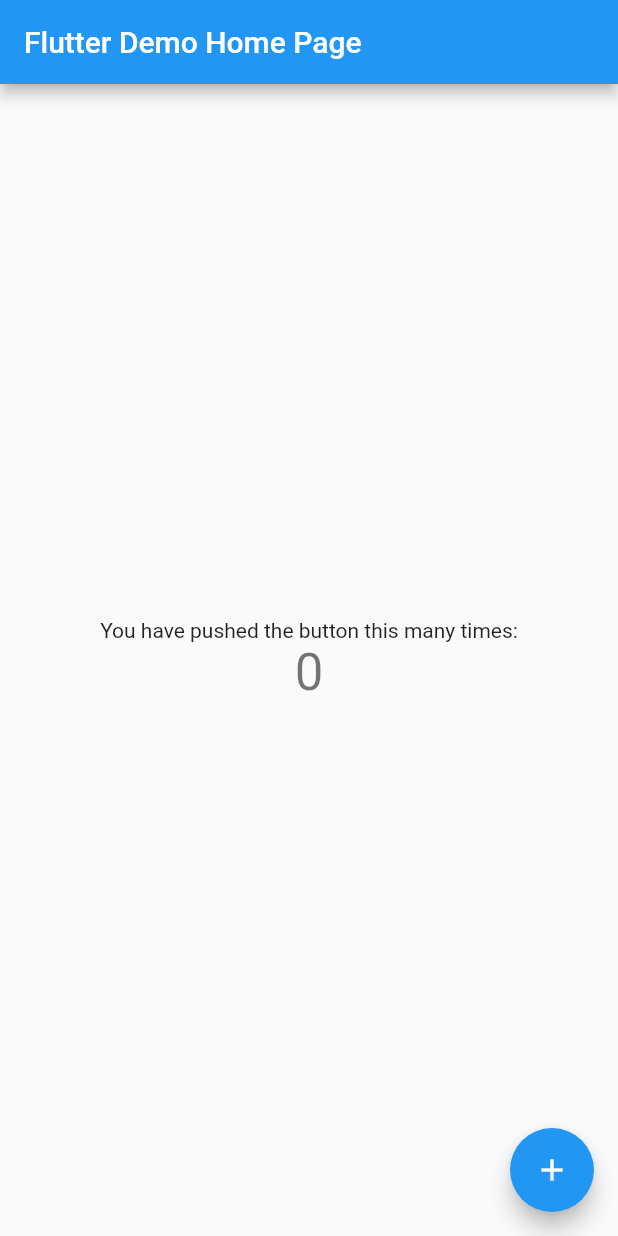
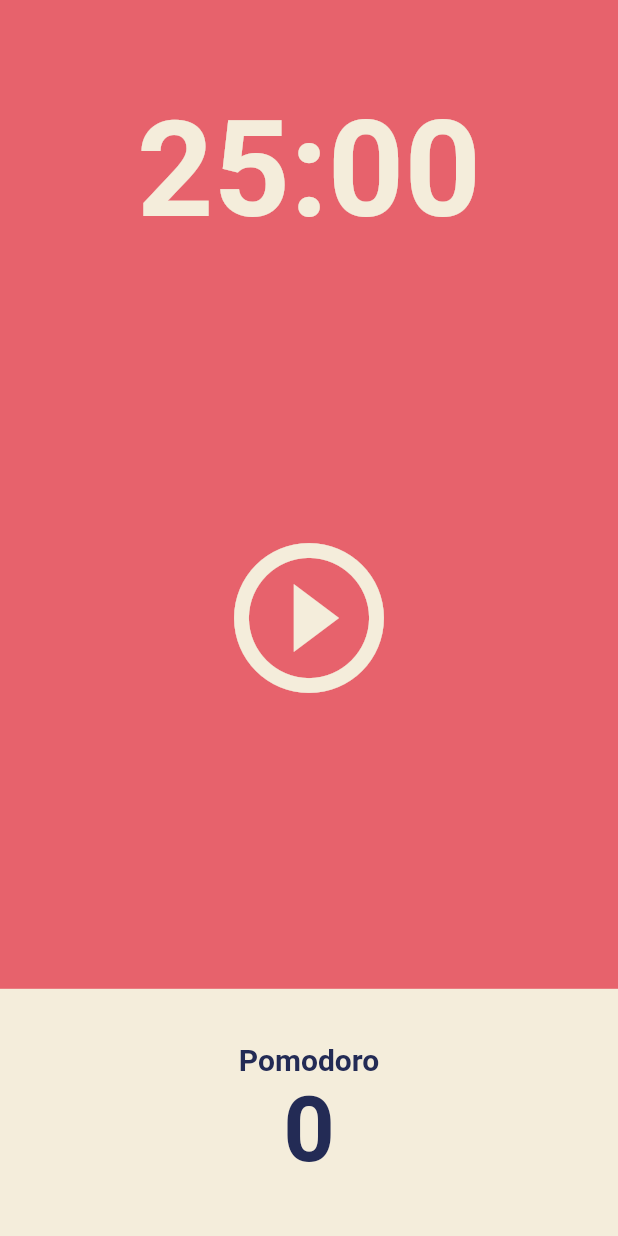
Before and after one commit to lubiksss/pomodoro, a Flutter app: the screen it shows after launch, on a phone screen of 412 x 824 dp. Run offline on Flutter 3.47's test engine with Material 2 defaults, Android fonts, the phone set to English and light mode, and no system bars.

Commit message:
feat: Make layout

```diff
--- a/lib/main.dart
+++ b/lib/main.dart
@@ -1,4 +1,5 @@
 import 'package:flutter/material.dart';
+import 'package:pomodoro/screens/home_screen.dart';
 
 void main() {
   runApp(const MyApp());
@@ -7,109 +8,19 @@ void main() {
 class MyApp extends StatelessWidget {
   const MyApp({super.key});
 
-  // This widget is the root of your application.
   @override
   Widget build(BuildContext context) {
     return MaterialApp(
-      title: 'Flutter Demo',
       theme: ThemeData(
-        // This is the theme of your application.
-        //
-        // Try running your application with "flutter run". You'll see the
-        // application has a blue toolbar. Then, without quitting the app, try
-        // changing the primarySwatch below to Colors.green and then invoke
-        // "hot reload" (press "r" in the console where you ran "flutter run",
-        // or simply save your changes to "hot reload" in a Flutter IDE).
-        // Notice that the counter didn't reset back to zero; the application
-        // is not restarted.
-        primarySwatch: Colors.blue,
+        backgroundColor: const Color(0xFFE7626C),
+        textTheme: const TextTheme(
+          headline1: TextStyle(
+            color: Color(0xFF232B55),
+          ),
+        ),
+        cardColor: const Color(0xFFF4EDDB),
       ),
-      home: const MyHomePage(title: 'Flutter Demo Home Page'),
+      home: const HomeScreen(),
     );
   }
 }
-
-class MyHomePage extends StatefulWidget {
-  const MyHomePage({super.key, required this.title});
-
-  // This widget is the home page of your application. It is stateful, meaning
-  // that it has a State object (defined below) that contains fields that affect
-  // how it looks.
-
-  // This class is the configuration for the state. It holds the values (in this
-  // case the title) provided by the parent (in this case the App widget) and
-  // used by the build method of the State. Fields in a Widget subclass are
-  // always marked "final".
-
-  final String title;
-
-  @override
-  State<MyHomePage> createState() => _MyHomePageState();
-}
-
-class _MyHomePageState extends State<MyHomePage> {
-  int _counter = 0;
-
-  void _incrementCounter() {
-    setState(() {
-      // This call to setState tells the Flutter framework that something has
-      // changed in this State, which causes it to rerun the build method below
-      // so that the display can reflect the updated values. If we changed
-      // _counter without calling setState(), then the build method would not be
-      // called again, and so nothing would appear to happen.
-      _counter++;
-    });
-  }
-
-  @override
-  Widget build(BuildContext context) {
-    // This method is rerun every time setState is called, for instance as done
-    // by the _incrementCounter method above.
-    //
-    // The Flutter framework has been optimized to make rerunning build methods
-    // fast, so that you can just rebuild anything that needs updating rather
-    // than having to individually change instances of widgets.
-    return Scaffold(
-      appBar: AppBar(
-        // Here we take the value from the MyHomePage object that was created by
-        // the App.build method, and use it to set our appbar title.
-        title: Text(widget.title),
-      ),
-      body: Center(
-        // Center is a layout widget. It takes a single child and positions it
-        // in the middle of the parent.
-        child: Column(
-          // Column is also a layout widget. It takes a list of children and
-          // arranges them vertically. By default, it sizes itself to fit its
-          // children horizontally, and tries to be as tall as its parent.
-          //
-          // Invoke "debug painting" (press "p" in the console, choose the
-          // "Toggle Debug Paint" action from the Flutter Inspector in Android
-          // Studio, or the "Toggle Debug Paint" command in Visual Studio Code)
-          // to see the wireframe for each widget.
-          //
-          // Column has various properties to control how it sizes itself and
-          // how it positions its children. Here we use mainAxisAlignment to
-          // center the children vertically; the main axis here is the vertical
-          // axis because Columns are vertical (the cross axis would be
-          // horizontal).
-          mainAxisAlignment: MainAxisAlignment.center,
-          children: <Widget>[
-            const Text(
-              'You have pushed the button this many times:',
-            ),
-            Text(
-              '$_counter',
-              style: Theme.of(context).textTheme.headlineMedium,
-            ),
-          ],
-        ),
-      ),
-      floatingActionButton: FloatingActionButton(
-        onPressed: _incrementCounter,
-        tooltip: 'Increment',
-        child: const Icon(Icons.add),
-      ), // This trailing comma makes auto-formatting nicer for build methods.
-    );
-  }
-}
--- /dev/null
+++ b/lib/screens/home_screen.dart
@@ -0,0 +1,81 @@
+import 'package:flutter/material.dart';
+
+class HomeScreen extends StatefulWidget {
+  const HomeScreen({Key? key}) : super(key: key);
+
+  @override
+  State<HomeScreen> createState() => _HomeScreenState();
+}
+
+class _HomeScreenState extends State<HomeScreen> {
+  @override
+  Widget build(BuildContext context) {
+    return Scaffold(
+      backgroundColor: Theme.of(context).backgroundColor,
+      body: Column(
+        children: [
+          Flexible(
+            flex: 1,
+            child: Container(
+              alignment: Alignment.bottomCenter,
+              child: Text(
+                '25:00',
+                style: TextStyle(
+                  color: Theme.of(context).cardColor,
+                  fontSize: 89,
+                  fontWeight: FontWeight.w600,
+                ),
+              ),
+            ),
+          ),
+          Flexible(
+            flex: 3,
+            child: Center(
+              child: IconButton(
+                iconSize: 120,
+                color: Theme.of(context).cardColor,
+                onPressed: () {},
+                icon: const Icon(Icons.play_circle_outline),
+              ),
+            ),
+          ),
+          Flexible(
+            flex: 1,
+            child: Row(
+              children: [
+                Expanded(
+                  child: Container(
+                    decoration: BoxDecoration(
+                      color: Theme.of(context).cardColor,
+                    ),
+                    child: Column(
+                      mainAxisAlignment: MainAxisAlignment.center,
+                      children: [
+                        Text(
+                          'Pomodoro',
+                          style: TextStyle(
+                            fontSize: 20,
+                            fontWeight: FontWeight.w600,
+                            color: Theme.of(context).textTheme.headline1!.color,
+                          ),
+                        ),
+                        Text(
+                          '0',
+                          style: TextStyle(
+                            fontSize: 60,
+                            fontWeight: FontWeight.w600,
+                            color: Theme.of(context).textTheme.headline1!.color,
+                          ),
+                        ),
+                      ],
+                    ),
+                  ),
+                ),
+              ],
+            ),
+          ),
+        ],
+      ),
+    );
+  }
+}
```
